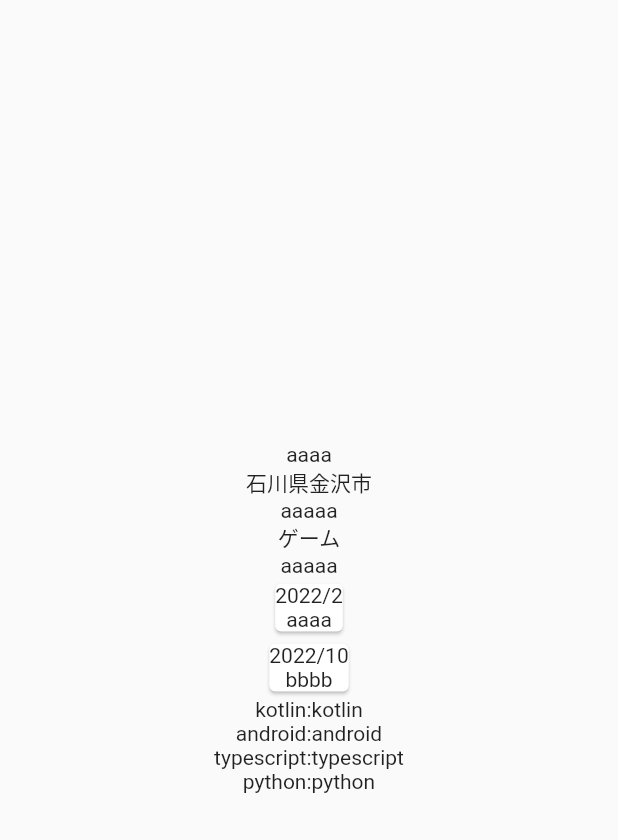
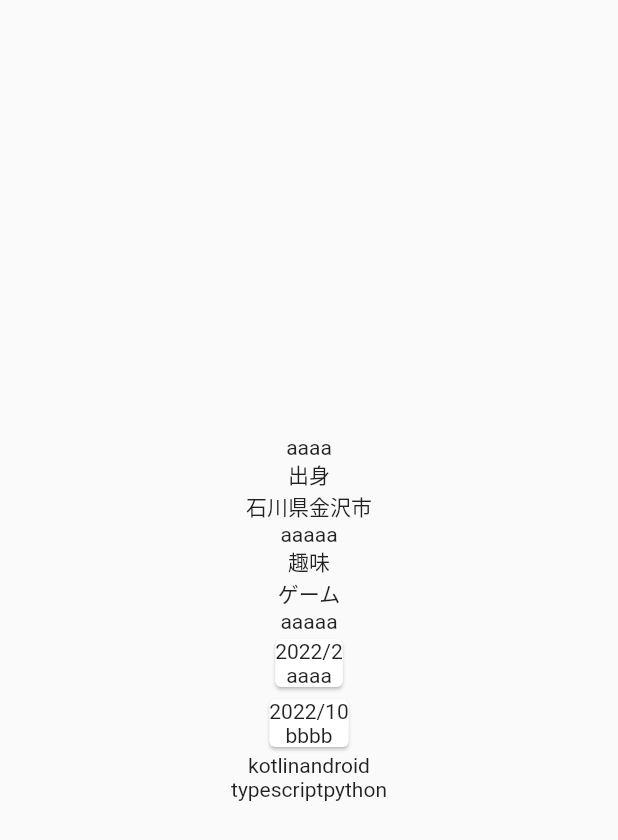
Before and after one commit to emusute1212/mypage, a Flutter app: the IntroductionPage widget shown alone on an empty page, opened directly, on a phone screen of 412 x 824 dp. Shown: the top 840 px of the screen. Run offline on Flutter 3.47's test engine with Material 2 defaults, Android fonts, the phone set to English and light mode, and no system bars; our stand-ins replace flutter_hooks, freezed_annotation, hooks_riverpod.

Commit message:
feat: introductionの作成

```diff
--- a/lib/ui/introduction/introduction_page.dart
+++ b/lib/ui/introduction/introduction_page.dart
@@ -3,6 +3,7 @@ import 'package:flutter_hooks/flutter_hooks.dart';
 import 'package:hooks_riverpod/hooks_riverpod.dart';
 import 'package:mypage/ui/introduction/introduction_view_model.dart';
 import 'package:mypage/ui/introduction/resume/resume_component.dart';
+import 'package:mypage/ui/introduction/skills/skill_list_component.dart';
 import 'package:mypage/ui/introduction/state/introduction_state.dart';
 
 class IntroductionPage extends HookConsumerWidget {
@@ -19,25 +20,24 @@ class IntroductionPage extends HookConsumerWidget {
       return null;
     }, const []);
     return Center(
-      child: Column(
-        mainAxisSize: MainAxisSize.min,
-        children: [
+      child: Column(mainAxisSize: MainAxisSize.min, children: [
         Text(state.entity.topImage),
+        Text("出身"),
         Text(state.entity.from.topic),
         Text(state.entity.from.detail),
+        Text("趣味"),
         Text(state.entity.likes.topic),
         Text(state.entity.likes.detail),
         ResumeComponent(
           careerEntityList: state.entity.resume,
         ),
-            ] +
-            state.entity.mainSkills
-                .map((e) => Text("${e.icon}:${e.name}"))
-                .toList() +
-            state.entity.subSkills
-                .map((e) => Text("${e.icon}:${e.name}"))
-                .toList(),
+        SkillListComponent(
+          techList: state.entity.mainSkills,
         ),
+        SkillListComponent(
+          techList: state.entity.subSkills,
+        ),
+      ]),
     );
   }
 }
--- /dev/null
+++ b/lib/ui/introduction/skills/skill_component.dart
@@ -0,0 +1,17 @@
+import 'package:flutter/material.dart';
+import 'package:hooks_riverpod/hooks_riverpod.dart';
+import 'package:mypage/model/entities/introduction/tech_entity.dart';
+
+class SkillComponent extends HookConsumerWidget {
+  const SkillComponent({
+    Key? key,
+    required this.tech,
+  }) : super(key: key);
+
+  final TechEntity tech;
+
+  @override
+  Widget build(BuildContext context, WidgetRef ref) {
+    return Text(tech.name);
+  }
+}
--- /dev/null
+++ b/lib/ui/introduction/skills/skill_list_component.dart
@@ -0,0 +1,21 @@
+import 'package:flutter/material.dart';
+import 'package:hooks_riverpod/hooks_riverpod.dart';
+import 'package:mypage/model/entities/introduction/tech_entity.dart';
+import 'package:mypage/ui/introduction/skills/skill_component.dart';
+
+class SkillListComponent extends HookConsumerWidget {
+  const SkillListComponent({
+    Key? key,
+    required this.techList,
+  }) : super(key: key);
+
+  final List<TechEntity> techList;
+
+  @override
+  Widget build(BuildContext context, WidgetRef ref) {
+    return Row(
+      mainAxisAlignment: MainAxisAlignment.center,
+      children: techList.map((e) => SkillComponent(tech: e)).toList(),
+    );
+  }
+}
```
Lines whose indentation alone changed are shown as unchanged.
